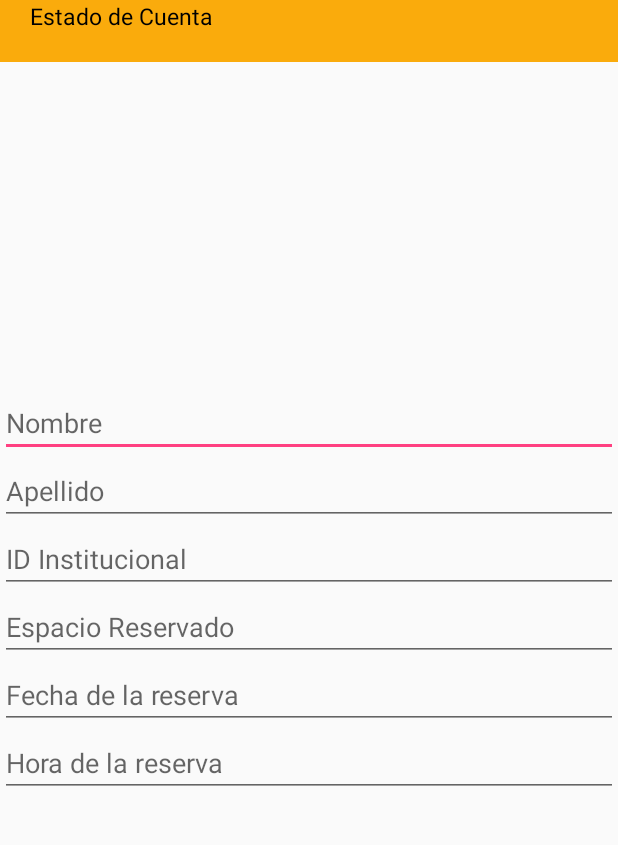
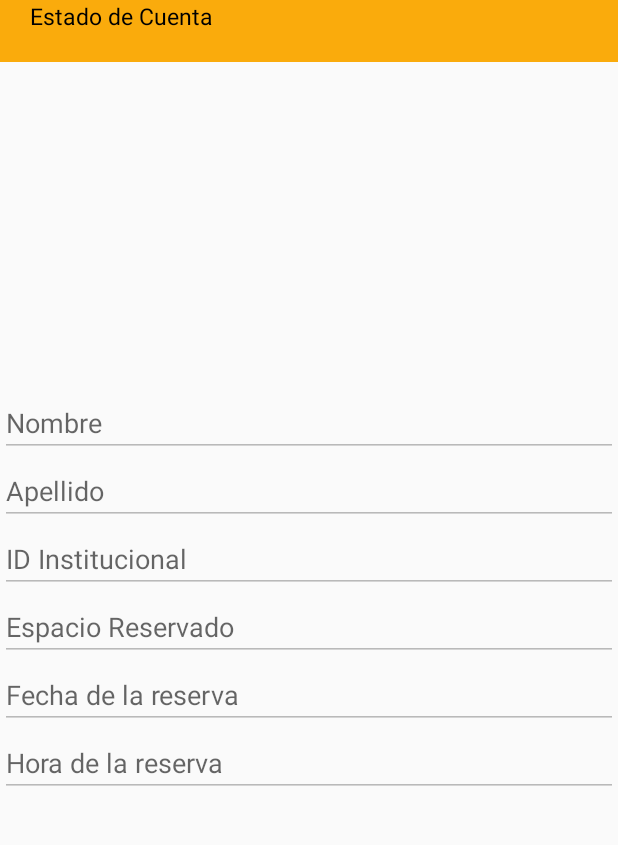
Before and after one commit to MariaIAF97/VenALaU_Final, an Android app: the EstadoCuentaActivity screen opened directly, with no data from a screen before it, on a phone screen of 412 x 824 dp, the part 111-956 px from its top. Run offline under Robolectric (Android 15) with nearby library versions, the phone set to English and light mode, and no system bars.

Commit message:
Text box desactivados, eliminación de layout
Textbox confirmación, estado de cuenta, reservas desactivados.

Eliminación de layout innecesarios

```diff
--- a/app/src/main/res/layout/activity_estado_cuenta.xml
+++ b/app/src/main/res/layout/activity_estado_cuenta.xml
@@ -42,27 +42,33 @@
         <EditText
             android:layout_width="match_parent"
             android:layout_height="wrap_content"
-            android:hint="Nombre"/>
+            android:hint="Nombre"
+            android:enabled="false"/>
         <EditText
             android:layout_width="match_parent"
             android:layout_height="wrap_content"
-            android:hint="Apellido"/>
+            android:hint="Apellido"
+            android:enabled="false"/>
         <EditText
             android:layout_width="match_parent"
             android:layout_height="wrap_content"
-            android:hint="ID Institucional"/>
+            android:hint="ID Institucional"
+            android:enabled="false"/>
         <EditText
             android:layout_width="match_parent"
             android:layout_height="wrap_content"
-            android:hint="Espacio Reservado"/>
+            android:hint="Espacio Reservado"
+            android:enabled="false"/>
         <EditText
             android:layout_width="match_parent"
             android:layout_height="wrap_content"
-            android:hint="Fecha de la reserva"/>
+            android:hint="Fecha de la reserva"
+            android:enabled="false"/>
         <EditText
             android:layout_width="match_parent"
             android:layout_height="wrap_content"
-            android:hint="Hora de la reserva"/>
+            android:hint="Hora de la reserva"
+            android:enabled="false"/>
 
 
 
--- a/app/src/main/res/layout/activity_reservas.xml
+++ b/app/src/main/res/layout/activity_reservas.xml
@@ -43,17 +43,17 @@
             android:layout_width="match_parent"
             android:layout_height="wrap_content"
             android:hint="Nombre"
-            android:editable="false"/>
+            android:enabled="false"/>
         <EditText
             android:layout_width="match_parent"
             android:layout_height="wrap_content"
             android:hint="Apellido"
-            android:editable="false"/>
+            android:enabled="false"/>
         <EditText
             android:layout_width="match_parent"
             android:layout_height="wrap_content"
             android:hint="ID Institucional"
-            android:editable="false"/>
+            android:enabled="false"/>
 
         <Spinner
             android:id="@+id/spEspacio"
--- a/app/src/main/res/layout/activity_splash.xml
+++ b/app/src/main/res/layout/activity_splash.xml
@@ -18,6 +18,7 @@
         android:paddingLeft="5dp"
         android:paddingRight="5dp"
         android:src="@drawable/venalau"
-        tools:layout_editor_absoluteY="5dp" />
+        tools:layout_editor_absoluteY="5dp"
+        tools:ignore="MissingConstraints" />
 
 </android.support.constraint.ConstraintLayout>
```
Also changed, not shown: app/src/main/res/layout/activity_confirmacion.xml (+5 -5 lines), app/src/main/res/layout/evento_layout.xml (deleted, +0 -19 lines), app/src/main/res/layout/implemento_layout.xml (deleted, +0 -19 lines).
